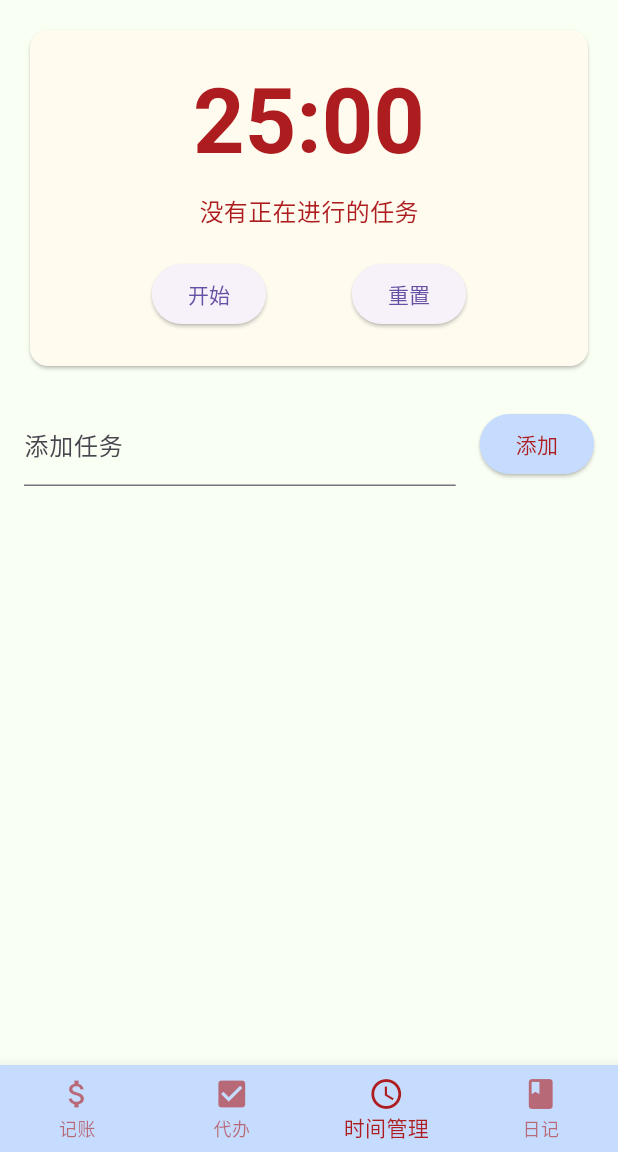
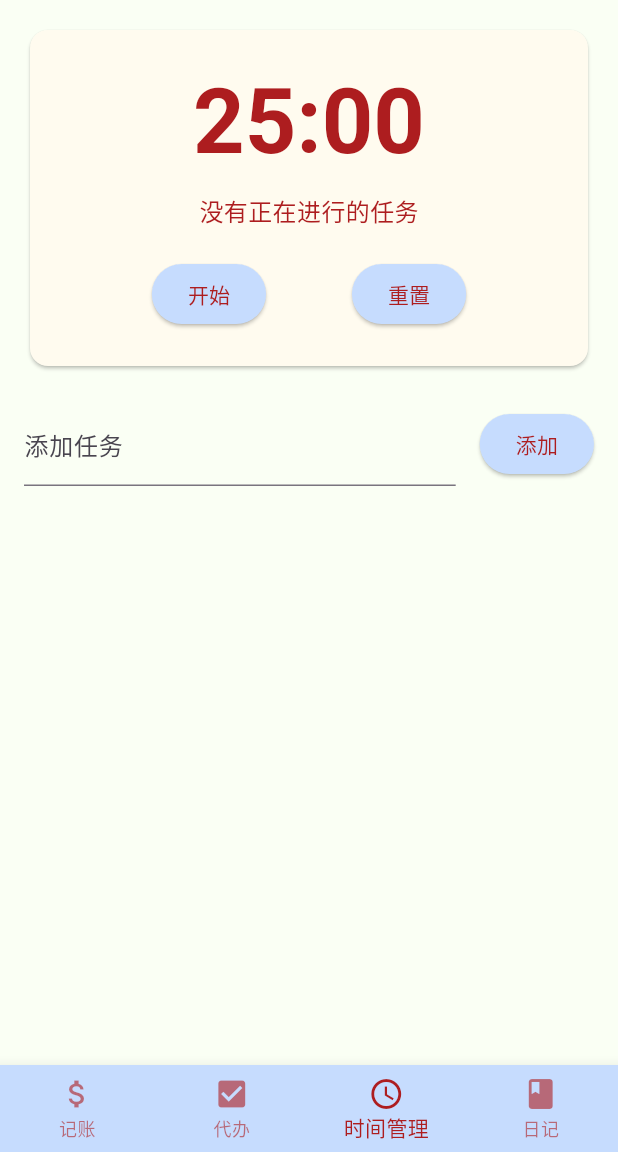
Before and after one commit to White-Lulu/cherriy, a Flutter app: the screen it shows after launch, item 3 of the bottom bar chosen, after a tap on "重置", on a phone screen of 412 x 824 dp, the part 84-1236 px from its top. Run offline on Flutter 3.47's test engine with Material 3 defaults, Android fonts, the light colour scheme and no system bars; our stand-ins replace flutter_colorpicker, shared_preferences.

Commit message:
very gut

```diff
--- a/lib/time_management_page.dart
+++ b/lib/time_management_page.dart
@@ -94,11 +94,19 @@ class TimeManagementPageState extends State<TimeManagementPage> {
                       mainAxisAlignment: MainAxisAlignment.spaceEvenly,
                       children: [
                         ElevatedButton(
-                          onPressed: _isRunning ? null : _startTimer,
-                          child: Text('开始'),
+                          onPressed: _isRunning ? _pauseTimer : _startTimer,
+                          style: ElevatedButton.styleFrom(
+                            backgroundColor: themeColor,
+                            foregroundColor: textColor,
+                          ),
+                          child: Text(_isRunning ? '暂停' : '开始'),
                         ),
                         ElevatedButton(
                           onPressed: _resetTimer,
+                          style: ElevatedButton.styleFrom(
+                            backgroundColor: themeColor,
+                            foregroundColor: textColor,
+                          ),
                           child: Text('重置'),
                         ),
                       ],
@@ -214,7 +222,6 @@ class TimeManagementPageState extends State<TimeManagementPage> {
       _isRunning = true;
       if (_currentTaskIndex == -1) {
         _currentTaskIndex = _tasks.indexWhere((task) => !task.isCompleted);
-        _remainingTime = 25 * 60;
       }
       _timer = Timer.periodic(Duration(seconds: 1), (timer) {
         setState(() {
@@ -228,10 +235,18 @@ class TimeManagementPageState extends State<TimeManagementPage> {
             _timer?.cancel();
             _isRunning = false;
             _currentTaskIndex = -1;
+            _remainingTime = 25 * 60;
           }
           _saveTasks();
         });
       });
+    });
+  }
+
+  void _pauseTimer() {
+    setState(() {
+      _isRunning = false;
+      _timer?.cancel();
     });
   }
 
@@ -240,13 +255,7 @@ class TimeManagementPageState extends State<TimeManagementPage> {
       _timer?.cancel();
       _remainingTime = 25 * 60;
       _isRunning = false;
-      _currentTaskIndex = -1;
-      for (var task in _tasks) {
-        if (!task.isCompleted) {
-          task.timeSpent = 0;
-        }
-      }
-      _saveTasks();
+      // 不重置当前任务的计时
     });
   }
 
```
